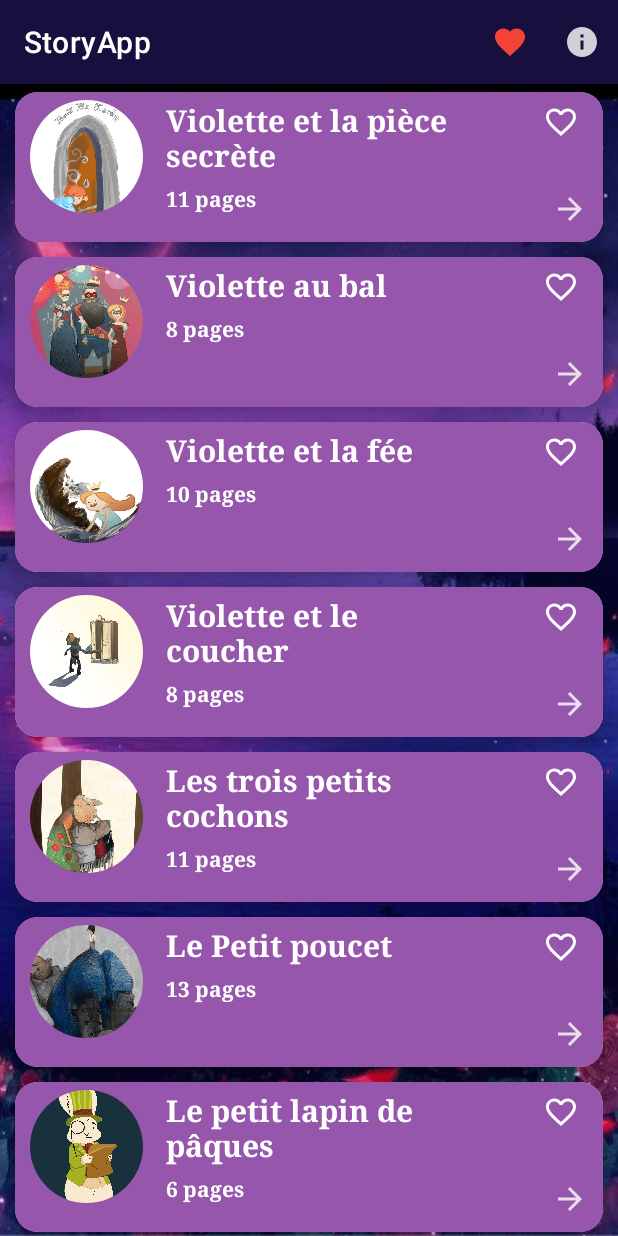
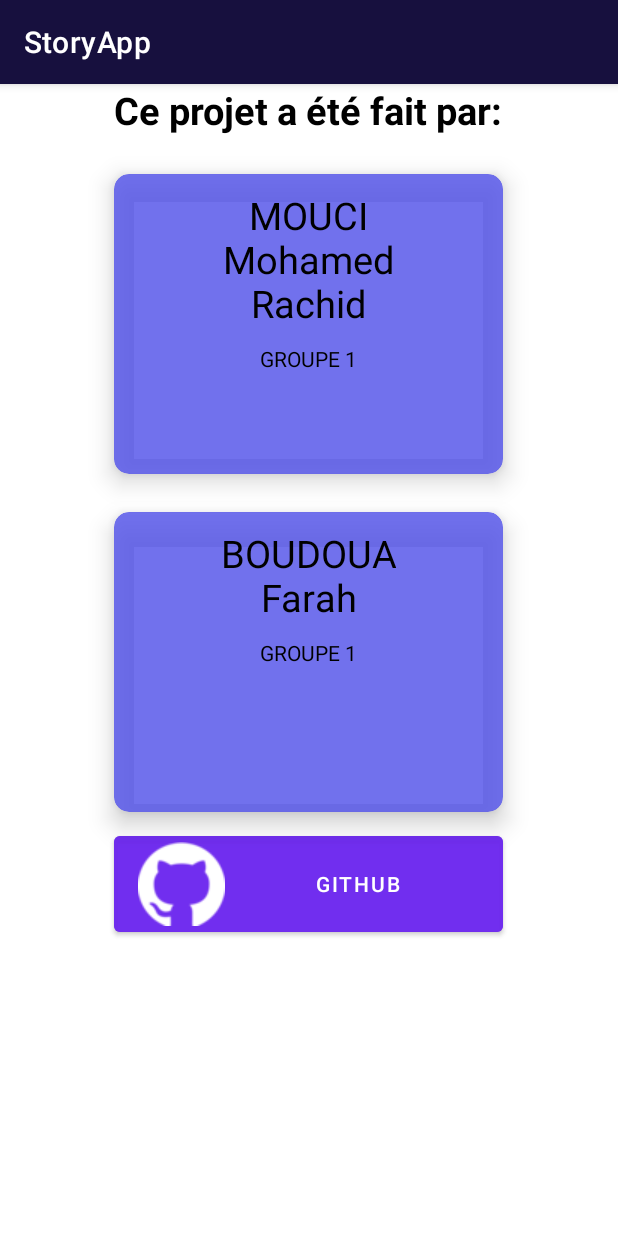
Before and after one commit to FarahBda/projet, an Android app: the screen it shows after launch (MainActivity before the commit, AboutActivity after it), after a tap on "About", on a phone screen of 412 x 824 dp. Run offline under Robolectric (Android 15) with nearby library versions, the phone set to English and light mode, and no system bars.

Commit message:
added the about activity

```diff
--- a/app/src/main/AndroidManifest.xml
+++ b/app/src/main/AndroidManifest.xml
@@ -33,6 +33,8 @@
             android:name=".MainActivity"
             android:exported="true">
         </activity>
+        <activity android:name=".AboutActivity"
+            android:exported="true"></activity>
 
     </application>
 
--- /dev/null
+++ b/app/src/main/java/com/example/storyapp/AboutActivity.java
@@ -0,0 +1,59 @@
+package com.example.storyapp;
+
+import android.content.Intent;
+import android.net.Uri;
+import android.os.Bundle;
+
+import androidx.annotation.Nullable;
+import androidx.appcompat.app.AppCompatActivity;
+
+import com.example.storyapp.databinding.AboutLayoutBinding;
+
+public class AboutActivity extends AppCompatActivity {
+
+    AboutLayoutBinding binding;
+    @Override
+    protected void onCreate(@Nullable Bundle savedInstanceState) {
+        super.onCreate(savedInstanceState);
+        binding = AboutLayoutBinding.inflate(getLayoutInflater());
+        setContentView(binding.getRoot());
+
+        binding.githubBtn.setOnClickListener(v -> openGithub());
+
+        binding.firstCard.setOnClickListener(v -> sendMail(binding.firstCard.getId()));
+        binding.secondCard.setOnClickListener(v -> sendMail(binding.secondCard.getId()));
+    }
+
+    private void sendMail(int item) {
+        switch (item)
+        {
+            case R.id.firstCard:
+                String mail = "moucimohamedrachid@gmail.com";
+                Intent intent = new Intent(Intent.ACTION_SENDTO);
+                intent.setData(Uri.parse("mailto:"+mail));
+                startActivity(intent);
+                break;
+            case R.id.secondCard:
+                String mail2 = "farahboudoua@gmail.com";
+                Intent intent2 = new Intent(Intent.ACTION_SENDTO);
+                intent2.setData(Uri.parse("mailto:"+mail2));
+                startActivity(intent2);
+                break;
+
+            default:
+                throw new IllegalStateException("Unexpected value: " + item);
+        }
+    }
+
+    private void openGithub() {
+        String url = "https://github.com/FarahBda/projet";
+
+        Intent intent = new Intent(Intent.ACTION_VIEW);
+        intent.setData(Uri.parse(url));
+        if (intent.resolveActivity(getPackageManager()) != null) {
+            startActivity(intent);
+        } else {
+            startActivity(Intent.createChooser(intent, "Open with"));
+        }
+    }
+}
--- a/app/src/main/java/com/example/storyapp/DataFill.java
+++ b/app/src/main/java/com/example/storyapp/DataFill.java
@@ -28,11 +28,10 @@ public class DataFill {
         pagesArrayList2.add(new Pages(R.drawable.aa,"La princesse Violette est impatiente, car ce soir a lieu le bal masqué et elle a enfin l'âge de s'y rendre. Son père le roi Hubert et sa mère la reine Velda organisent chaque année un bal masqué en l'honneur de tous les amis du royaume."));
         pagesArrayList2.add(new Pages(R.drawable.bb,"Violette a toujours rêvé d'y aller et de pouvoir s'amuser avec ses amis. Elle enfile une magnifique robe rouge à volants, se pose sur le visage un masque de la même couleur, puis elle descend au salon où se passent les festivités. Elle y retrouve Ronan, Zena et Chloé, ses amis de toujours. \"Comme tu es belle Violette dans cette robe !\" complimente Ronan. \"Oh, oui et ton masque comme il brille ! \" lance Zena."));
         pagesArrayList2.add(new Pages(R.drawable.cc,"Les quatre amis dansent ensemble, ils s'amusent beaucoup. Ils essayent de deviner qui se cache derrière les masques tout en dégustant des hors-d'oeuvres."));
-        pagesArrayList2.add(new Pages(R.drawable.dd,"Les quatre amis dansent ensemble, ils s'amusent beaucoup. Ils essayent de deviner qui se cache derrière les masques tout en dégustant des hors-d'oeuvres.\n" +
-                "\n" +
+        pagesArrayList2.add(new Pages(R.drawable.dd,
                 "Violette aperçoit Gaspard qui vient de passer la porte du salon, elle l'a invité à participer à cette soirée."));
         pagesArrayList2.add(new Pages(R.drawable.ee,"Le garçon porte un élégant costume qui a été confectionné par la couturière du château. C'est la maman de Violette qui le lui a offert pour son anniversaire."));
-        pagesArrayList2.add(new Pages(R.drawable.ff,"Le garçon porte un élégant costume qui a été confectionné par la couturière du château. C'est la maman de Violette qui le lui a offert pour son anniversaire.\n" +
+        pagesArrayList2.add(new Pages(R.drawable.ff,
                 "\n" +
                 "\"Bonsoir Gaspard, tiens, je t'ai gardé un masque\" \"Merci Princesse, tu es vraiment très jolie, ta robe te va très bien ! \" dit-il en enfilant son masque. Violette rougit et attrape Gaspard par le bras pour aller danser."));
         pagesArrayList2.add(new Pages(R.drawable.gg,"\"Bonsoir Gaspard, tiens, je t'ai gardé un masque\" \"Merci Princesse, tu es vraiment très jolie, ta robe te va très bien ! \" dit-il en enfilant son masque. Violette rougit et attrape Gaspard par le bras pour aller danser.\n" +
--- a/app/src/main/java/com/example/storyapp/FavActivity.java
+++ b/app/src/main/java/com/example/storyapp/FavActivity.java
@@ -8,7 +8,7 @@ import androidx.appcompat.app.AppCompatActivity;
 import com.example.storyapp.databinding.FavBinding;
 
 public class FavActivity extends AppCompatActivity {
-   FavBinding binding;
+    FavBinding binding;
 
     ListAdapter listAdapter;
 
--- a/app/src/main/java/com/example/storyapp/MainActivity.java
+++ b/app/src/main/java/com/example/storyapp/MainActivity.java
@@ -70,6 +70,8 @@ public class MainActivity extends AppCompatActivity {
                 startActivity(intent);
                 return true;
             case R.id.menu_about:
+                Intent intent2 = new Intent(MainActivity.this,AboutActivity.class);
+                startActivity(intent2);
             default:
                 return super.onOptionsItemSelected(item);
         }
--- /dev/null
+++ b/app/src/main/res/layout-night/about_layout.xml
@@ -0,0 +1,116 @@
+<?xml version="1.0" encoding="utf-8"?>
+<RelativeLayout xmlns:android="http://schemas.android.com/apk/res/android"
+    android:layout_width="match_parent"
+    android:layout_height="match_parent"
+    xmlns:app="http://schemas.android.com/apk/res-auto"
+    xmlns:tools="http://schemas.android.com/tools"
+    tools:context=".AboutActivity">
+    <TextView
+        android:layout_width="wrap_content"
+        android:layout_height="wrap_content"
+        android:id="@+id/topText"
+        android:text="Ce projet a été fait par:"
+        android:textSize="25sp"
+        android:textStyle="bold"
+        android:textColor="@color/white"
+        android:layout_centerHorizontal="true"/>
+
+    <com.google.android.material.card.MaterialCardView
+        android:layout_width="300dp"
+        android:layout_height="200dp"
+        android:layout_below="@+id/topText"
+        android:layout_alignStart="@+id/topText"
+        android:layout_alignEnd="@+id/topText"
+        android:layout_centerVertical="true"
+        android:backgroundTint="#D569A5EF"
+        android:layout_marginTop="25dp"
+        app:cardCornerRadius="10dp"
+        app:cardElevation="10dp"
+        android:id="@+id/firstCard">
+
+        <RelativeLayout
+            android:layout_width="match_parent"
+            android:layout_height="match_parent">
+
+            <TextView
+                android:id="@+id/name"
+                android:layout_width="wrap_content"
+                android:layout_height="wrap_content"
+                android:layout_centerHorizontal="true"
+                android:layout_marginStart="10dp"
+                android:layout_marginTop="10dp"
+                android:layout_marginEnd="10dp"
+                android:layout_marginBottom="10dp"
+                android:text="MOUCI\nMohamed\nRachid"
+                android:textAlignment="center"
+                android:textColor="@color/black"
+                android:textSize="25dp" />
+
+            <TextView
+                android:layout_width="wrap_content"
+                android:layout_height="wrap_content"
+                android:layout_below="@id/name"
+                android:layout_alignStart="@+id/name"
+                android:layout_alignEnd="@+id/name"
+                android:text="GROUPE 1"
+                android:textAlignment="center"
+                android:textColor="@color/black" />
+        </RelativeLayout>
+    </com.google.android.material.card.MaterialCardView>
+
+    <com.google.android.material.card.MaterialCardView
+        android:id="@+id/secondCard"
+        android:layout_width="200dp"
+        android:layout_height="200dp"
+        android:layout_below="@+id/firstCard"
+        android:layout_alignStart="@+id/firstCard"
+        android:layout_alignEnd="@+id/firstCard"
+        android:backgroundTint="#D569A5EF"
+        android:layout_marginTop="25dp"
+        app:cardCornerRadius="10dp"
+        app:cardElevation="10dp">
+
+        <RelativeLayout
+            android:layout_width="match_parent"
+            android:layout_height="match_parent">
+
+            <TextView
+                android:id="@+id/name2"
+                android:layout_width="wrap_content"
+                android:layout_height="wrap_content"
+                android:layout_centerHorizontal="true"
+                android:layout_marginStart="10dp"
+                android:layout_marginTop="10dp"
+                android:layout_marginEnd="10dp"
+                android:layout_marginBottom="10dp"
+                android:text="BOUDOUA\nFarah"
+                android:textAlignment="center"
+                android:textColor="@color/black"
+                android:textSize="25dp" />
+
+            <TextView
+                android:layout_width="wrap_content"
+                android:layout_height="wrap_content"
+                android:layout_below="@id/name2"
+                android:layout_alignStart="@+id/name2"
+                android:layout_alignEnd="@+id/name2"
+                android:text="GROUPE 1"
+                android:textAlignment="center"
+                android:textColor="@color/black" />
+        </RelativeLayout>
+    </com.google.android.material.card.MaterialCardView>
+
+    <com.google.android.material.button.MaterialButton
+        android:layout_width="wrap_content"
+        android:layout_height="wrap_content"
+        android:layout_below="@+id/secondCard"
+        android:layout_alignStart="@+id/secondCard"
+        android:layout_alignEnd="@+id/secondCard"
+        android:layout_marginTop="10dp"
+        android:text="Github"
+        app:icon="@drawable/github_white"
+        android:id="@+id/githubBtn"
+        android:backgroundTint="@color/purple_200">
+
+    </com.google.android.material.button.MaterialButton>
+</RelativeLayout>
--- /dev/null
+++ b/app/src/main/res/layout/about_layout.xml
@@ -0,0 +1,116 @@
+<?xml version="1.0" encoding="utf-8"?>
+<RelativeLayout xmlns:android="http://schemas.android.com/apk/res/android"
+    android:layout_width="match_parent"
+    android:layout_height="match_parent"
+    xmlns:app="http://schemas.android.com/apk/res-auto"
+    xmlns:tools="http://schemas.android.com/tools"
+    tools:context=".AboutActivity">
+    <TextView
+        android:layout_width="wrap_content"
+        android:layout_height="wrap_content"
+        android:id="@+id/topText"
+        android:text="Ce projet a été fait par:"
+        android:textSize="25sp"
+        android:textStyle="bold"
+        android:textColor="@color/black"
+        android:layout_centerHorizontal="true"/>
+
+    <com.google.android.material.card.MaterialCardView
+        android:layout_width="300dp"
+        android:layout_height="200dp"
+        android:layout_below="@+id/topText"
+        android:layout_alignStart="@+id/topText"
+        android:layout_alignEnd="@+id/topText"
+        android:layout_centerVertical="true"
+        android:backgroundTint="#D55555EA"
+        android:layout_marginTop="25dp"
+        app:cardCornerRadius="10dp"
+        app:cardElevation="10dp"
+        android:id="@+id/firstCard">
+
+        <RelativeLayout
+            android:layout_width="match_parent"
+            android:layout_height="match_parent">
+
+            <TextView
+                android:id="@+id/name"
+                android:layout_width="wrap_content"
+                android:layout_height="wrap_content"
+                android:layout_centerHorizontal="true"
+                android:layout_marginStart="10dp"
+                android:layout_marginTop="10dp"
+                android:layout_marginEnd="10dp"
+                android:layout_marginBottom="10dp"
+                android:text="MOUCI\nMohamed\nRachid"
+                android:textAlignment="center"
+                android:textColor="@color/black"
+                android:textSize="25dp" />
+
+            <TextView
+                android:layout_width="wrap_content"
+                android:layout_height="wrap_content"
+                android:layout_below="@id/name"
+                android:layout_alignStart="@+id/name"
+                android:layout_alignEnd="@+id/name"
+                android:text="GROUPE 1"
+                android:textAlignment="center"
+                android:textColor="@color/black" />
+        </RelativeLayout>
+    </com.google.android.material.card.MaterialCardView>
+
+    <com.google.android.material.card.MaterialCardView
+        android:id="@+id/secondCard"
+        android:layout_width="200dp"
+        android:layout_height="200dp"
+        android:layout_below="@+id/firstCard"
+        android:layout_alignStart="@+id/firstCard"
+        android:layout_alignEnd="@+id/firstCard"
+        android:backgroundTint="#D55555EA"
+        android:layout_marginTop="25dp"
+        app:cardCornerRadius="10dp"
+        app:cardElevation="10dp">
+
+        <RelativeLayout
+            android:layout_width="match_parent"
+            android:layout_height="match_parent">
+
+            <TextView
+                android:id="@+id/name2"
+                android:layout_width="wrap_content"
+                android:layout_height="wrap_content"
+                android:layout_centerHorizontal="true"
+                android:layout_marginStart="10dp"
+                android:layout_marginTop="10dp"
+                android:layout_marginEnd="10dp"
+                android:layout_marginBottom="10dp"
+                android:text="BOUDOUA\nFarah"
+                android:textAlignment="center"
+                android:textColor="@color/black"
+                android:textSize="25dp" />
+
+            <TextView
+                android:layout_width="wrap_content"
+                android:layout_height="wrap_content"
+                android:layout_below="@id/name2"
+                android:layout_alignStart="@+id/name2"
+                android:layout_alignEnd="@+id/name2"
+                android:text="GROUPE 1"
+                android:textAlignment="center"
+                android:textColor="@color/black" />
+        </RelativeLayout>
+    </com.google.android.material.card.MaterialCardView>
+
+    <com.google.android.material.button.MaterialButton
+        android:layout_width="wrap_content"
+        android:layout_height="wrap_content"
+        android:layout_below="@+id/secondCard"
+        android:layout_alignStart="@+id/secondCard"
+        android:layout_alignEnd="@+id/secondCard"
+        android:layout_marginTop="10dp"
+        android:text="Github"
+        app:icon="@drawable/github_white"
+        android:id="@+id/githubBtn"
+        android:backgroundTint="#D56E29EF">
+
+    </com.google.android.material.button.MaterialButton>
+</RelativeLayout>
```
Also changed, not shown: app/src/main/res/drawable/github-mark-white.png (deleted), app/src/main/res/drawable/github.png (renamed from app/src/main/res/drawable/github-mark.png), app/src/main/res/drawable/github_white.png (added).
